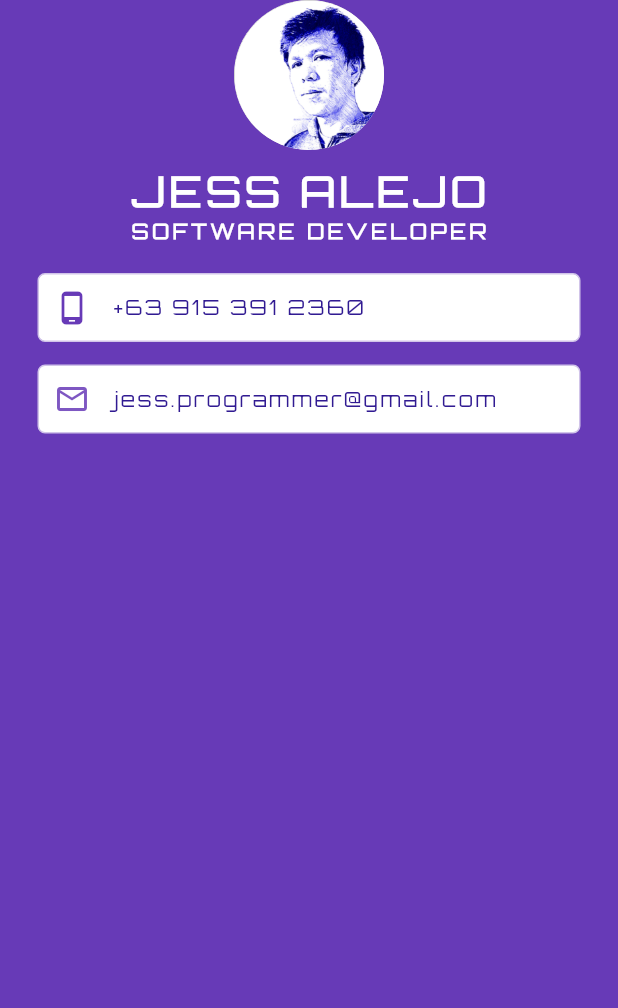
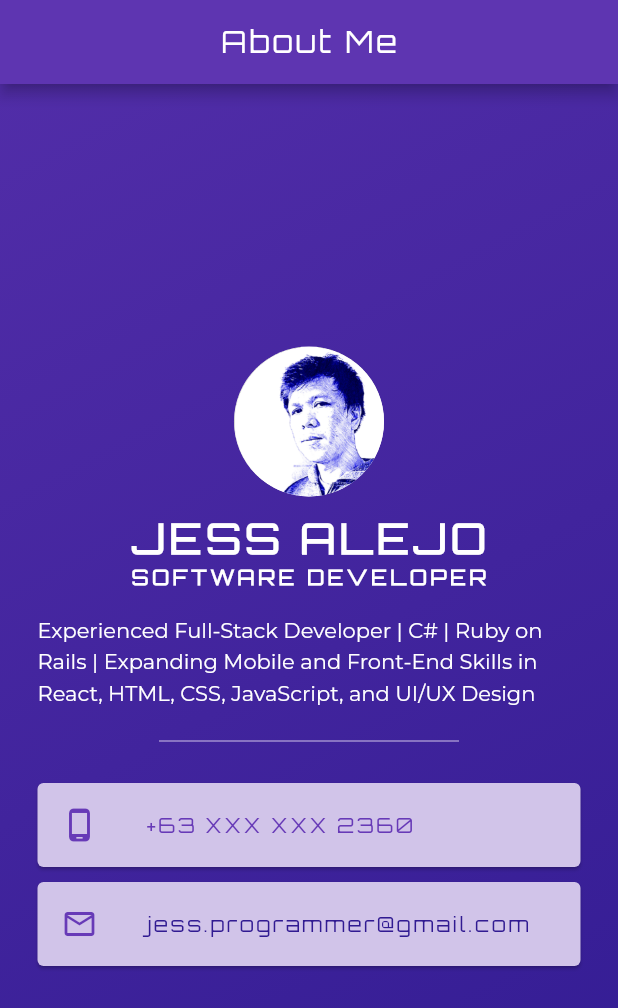
Before and after one commit to jess-alejo/flutter-mi_card, a Flutter app: the screen it shows after launch, on a phone screen of 412 x 824 dp. Shown: the top 1008 px of the screen. Run offline on Flutter 3.47's test engine with Material 2 defaults, Android fonts, the phone set to English and light mode, and no system bars; project files that could hold a hidden picture were left out.

Commit message:
Flutter Card & ListTile Widgets

```diff
--- a/lib/main.dart
+++ b/lib/main.dart
@@ -1,5 +1,3 @@
-import "dart:ui";
-
 import "package:flutter/material.dart";
 
 void main() {
@@ -13,9 +11,28 @@ class MyApp extends StatelessWidget {
   Widget build(BuildContext context) {
     return MaterialApp(
       home: Scaffold(
-        backgroundColor: Colors.deepPurple,
+        appBar: AppBar(
+          title: const Center(
+              child: Text(
+            "About Me",
+            style: TextStyle(fontFamily: "Orbitron", letterSpacing: 2),
+          )),
+          backgroundColor: Colors.deepPurple.shade600,
+        ),
         body: SafeArea(
+          child: Container(
+            decoration: BoxDecoration(
+              gradient: LinearGradient(
+                begin: Alignment.topLeft,
+                end: Alignment.bottomRight,
+                colors: [
+                  Colors.deepPurple.shade700,
+                  Colors.deepPurple.shade900
+                ],
+              ),
+            ),
             child: Column(
+              mainAxisAlignment: MainAxisAlignment.center,
               children: [
                 const CircleAvatar(
                   backgroundColor: Colors.white,
@@ -42,58 +59,59 @@ class MyApp extends StatelessWidget {
                       fontFamily: "Orbitron",
                       letterSpacing: 2.5),
                 ),
-              Container(
-                margin: const EdgeInsets.fromLTRB(25, 20, 25, 10),
-                padding: const EdgeInsets.all(10),
-                decoration: BoxDecoration(
+                const Padding(
+                  padding: EdgeInsets.symmetric(vertical: 15, horizontal: 25),
+                  child: Text(
+                    "Experienced Full-Stack Developer | C# | Ruby on Rails | Expanding Mobile and Front-End Skills in React, HTML, CSS, JavaScript, and UI/UX Design",
+                    style: TextStyle(
                         color: Colors.white,
-                  border: Border.all(color: Colors.deepPurple.shade100),
-                  borderRadius: const BorderRadius.all(Radius.circular(5)),
+                        fontFamily: "Montserrat",
+                        height: 1.5,
+                        backgroundColor: Colors.transparent),
                   ),
-                child: Row(
-                  children: [
-                    const Icon(Icons.phone_android_outlined,
+                ),
+                SizedBox(
+                  width: 200,
+                  child: Divider(color: Colors.deepPurple.shade100),
+                ),
+                Card(
+                  color: Colors.deepPurple.shade100,
+                  margin: const EdgeInsets.only(
+                      left: 25, right: 25, bottom: 5, top: 20),
+                  child: const ListTile(
+                      leading: Icon(Icons.phone_android_outlined,
                           color: Colors.deepPurple, size: 24),
-                    const SizedBox(width: 15),
-                    Text(
-                      "+63 915 391 2360",
+                      title: Text(
+                        "+63 XXX XXX 2360",
                         style: TextStyle(
-                          color: Colors.deepPurple.shade900,
+                            color: Colors.deepPurple,
                             fontFamily: "Orbitron",
                             fontSize: 14,
                             letterSpacing: 1.5),
-                    )
-                  ],
+                      )),
                 ),
-              ),
-              Container(
-                margin: const EdgeInsets.symmetric(vertical: 5, horizontal: 25),
-                padding: const EdgeInsets.all(10),
-                decoration: BoxDecoration(
-                  color: Colors.white,
-                  border: Border.all(color: Colors.deepPurple.shade100),
-                  borderRadius: const BorderRadius.all(Radius.circular(5)),
-                ),
-                child: Row(
-                  children: [
-                    Icon(Icons.email_outlined,
-                        color: Colors.deepPurple.shade400, size: 24),
-                    const SizedBox(width: 15),
-                    Text(
+                Card(
+                  color: Colors.deepPurple.shade100,
+                  margin:
+                      const EdgeInsets.symmetric(vertical: 5, horizontal: 25),
+                  child: ListTile(
+                    leading: const Icon(Icons.email_outlined,
+                        color: Colors.deepPurple, size: 24),
+                    title: Text(
                       "jess.programmer@gmail.com",
                       style: TextStyle(
                           color: Colors.deepPurple.shade900,
                           fontFamily: "Orbitron",
                           fontSize: 14,
                           letterSpacing: 1.5),
-                    )
-                  ],
+                    ),
                   ),
                 ),
               ],
             ),
           ),
         ),
+      ),
     );
   }
 }
```
Also changed, not shown: image.png (added), screenshot.png (added), 1 other file. Lines whose indentation alone changed are shown as unchanged.
